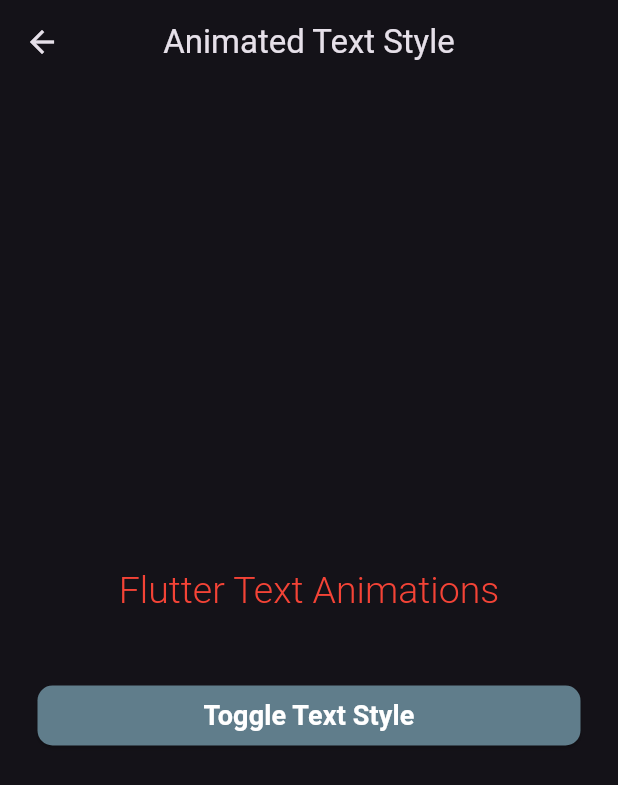
After one commit to PAIshanMadusha/flutter-animations, a Flutter app: the screen it shows after launch, after a tap on "Animated Text Style", on a phone screen of 412 x 824 dp. The commit adds this screen. Shown: the top 785 px of the screen. Run offline on Flutter 3.47's test engine with Material 3 defaults, Android fonts, the phone set to English and light mode, and no system bars.

Commit message:
Animated Text Style Design

```diff
--- /dev/null
+++ b/lib/animations/implict_animations/custom_animated_text_style.dart
@@ -0,0 +1,55 @@
+import 'package:flutter/material.dart';
+import 'package:flutter_animations/reusable_widgets.dart/custom_button.dart';
+
+class CustomAnimatedTextStyle extends StatefulWidget {
+  const CustomAnimatedTextStyle({super.key});
+
+  @override
+  State<CustomAnimatedTextStyle> createState() =>
+      _CustomAnimatedTextStyleState();
+}
+
+class _CustomAnimatedTextStyleState extends State<CustomAnimatedTextStyle> {
+  bool _isStyled = false;
+
+  void _toggleTextStyle() {
+    setState(() {
+      _isStyled = !_isStyled;
+    });
+  }
+
+  @override
+  Widget build(BuildContext context) {
+    final double sizedBoxValue = 15;
+    return Scaffold(
+      appBar: AppBar(title: Text("Animated Text Style"), centerTitle: true),
+      body: Padding(
+        padding: EdgeInsets.all(25),
+        child: Column(
+          mainAxisAlignment: MainAxisAlignment.center,
+          children: [
+            AnimatedDefaultTextStyle(
+              style:
+                  _isStyled
+                      ? TextStyle(
+                        fontWeight: FontWeight.bold,
+                        fontSize: 35,
+                        color: Colors.green,
+                      )
+                      : TextStyle(
+                        fontWeight: FontWeight.w300,
+                        fontSize: 25,
+                        color: Colors.red,
+                      ),
+              duration: Duration(seconds: 1),
+              curve: Curves.easeInBack,
+              child: Text("Flutter Text Animations"),
+            ),
+            SizedBox(height: sizedBoxValue * 3),
+            CustomButton(text: "Toggle Text Style", onTap: _toggleTextStyle),
+          ],
+        ),
+      ),
+    );
+  }
+}
--- a/lib/main/home_page.dart
+++ b/lib/main/home_page.dart
@@ -2,6 +2,7 @@ import 'package:flutter/material.dart';
 import 'package:flutter_animations/animations/implict_animations/custom_animated_physical_model.dart';
 import 'package:flutter_animations/animations/implict_animations/custom_animated_positioned.dart';
 import 'package:flutter_animations/animations/implict_animations/custom_animated_switcher.dart';
+import 'package:flutter_animations/animations/implict_animations/custom_animated_text_style.dart';
 import 'package:flutter_animations/reusable_widgets.dart/custom_button.dart';
 import 'package:flutter_animations/animations/implict_animations/custom_animated_box.dart';
 import 'package:flutter_animations/animations/implict_animations/custom_animated_button.dart';
@@ -141,6 +142,18 @@ class HomePage extends StatelessWidget {
                   );
                 },
               ),
+              SizedBox(height: sizedBoxValue),
+              CustomButton(
+                text: "Animated Text Style",
+                onTap: () {
+                  Navigator.push(
+                    context,
+                    MaterialPageRoute(
+                      builder: (context) => CustomAnimatedTextStyle(),
+                    ),
+                  );
+                },
+              ),
             ],
           ),
         ),
```
